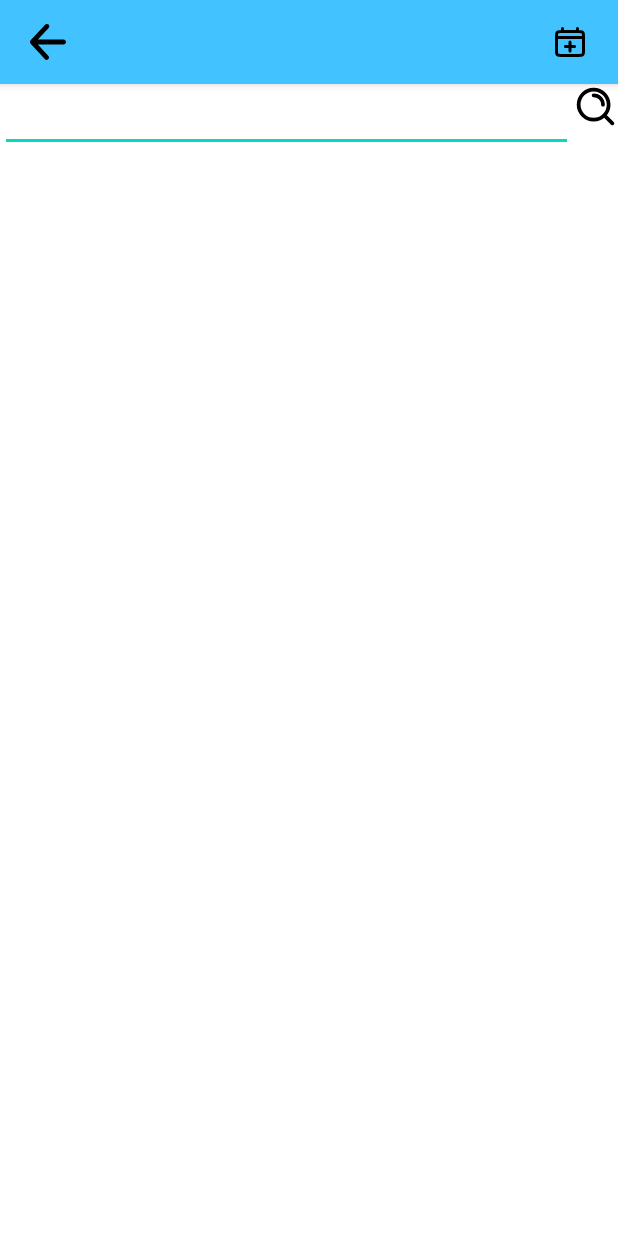
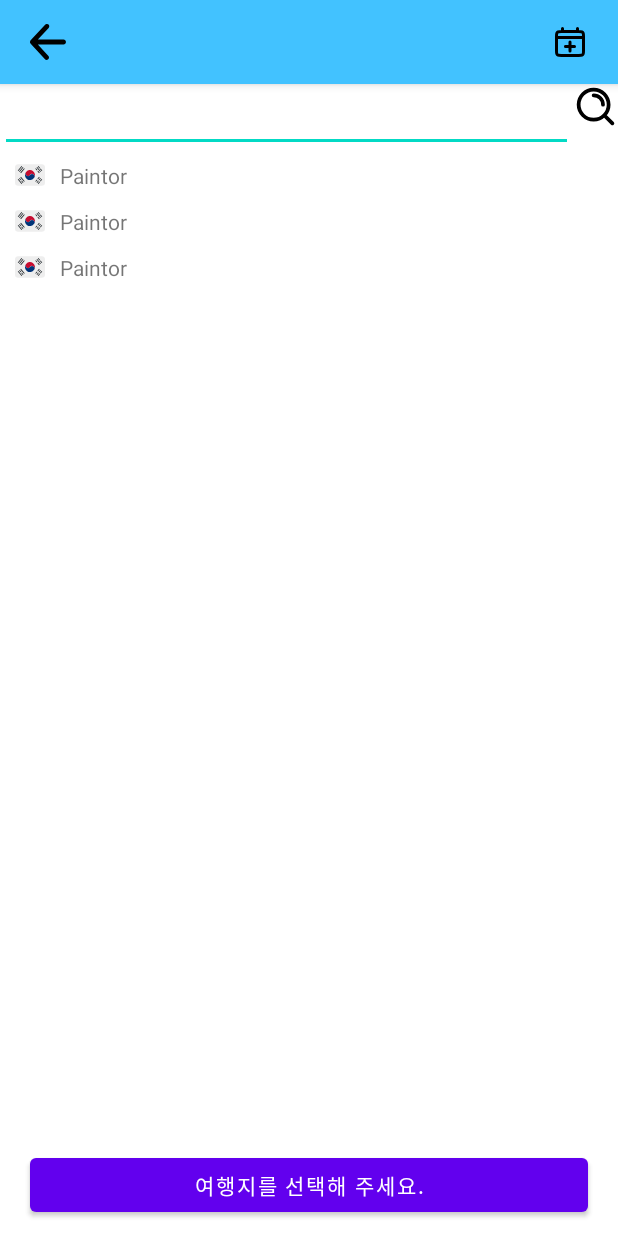
Before and after one commit to PAINTORS/Paintor-AOS, an Android app: the layout activity_search_location.xml on its own in the app's theme, with its tools: preview values and no code run, on a phone screen of 412 x 824 dp. Run offline under Robolectric (Android 15) with nearby library versions, the phone set to English and light mode, and no system bars.

Commit message:
[TripSchedule] #14 지역 검색
- ist 의 item에 긴 글자 생략기호로 보이게 하기

```diff
--- a/Paintor/app/src/main/java/com/jina/paintor/activity/CalendarActivity.kt
+++ b/Paintor/app/src/main/java/com/jina/paintor/activity/CalendarActivity.kt
@@ -45,7 +45,7 @@ class CalendarActivity : AppCompatActivity() {
 
 
         binding.includeToolbar.ivNewPlan.setOnClickListener {
-startActivity(Intent(this, SearchLocationActivity::class.java))
+            startActivity(Intent(this, SearchLocationActivity::class.java))
         }
 
         setCalendarView()
@@ -165,7 +165,6 @@ startActivity(Intent(this, SearchLocationActivity::class.java))
                     }
 
 
-
                     else -> {
                         resetViews(Color.BLACK)
                     }
--- a/Paintor/app/src/main/java/com/jina/paintor/activity/SearchLocationActivity.kt
+++ b/Paintor/app/src/main/java/com/jina/paintor/activity/SearchLocationActivity.kt
@@ -23,7 +23,8 @@ class SearchLocationActivity : AppCompatActivity() {
         super.onCreate(savedInstanceState)
         setContentView(binding.root)
         Places.initialize(applicationContext, getString(R.string.GOOGLE_API_KEY))
-
+        binding.includeToolbar.ivNewPlan.visibility = View.GONE
+        binding.includeToolbar.toolbarTitle = "여행지 검색"
         binding.rvLocation.apply {
             adapter = locationAdapter
             layoutManager = LinearLayoutManager(context)
--- a/Paintor/app/src/main/res/layout/activity_search_location.xml
+++ b/Paintor/app/src/main/res/layout/activity_search_location.xml
@@ -37,7 +37,19 @@
     <androidx.recyclerview.widget.RecyclerView
         android:id="@+id/rvLocation"
         android:layout_width="match_parent"
+        android:layout_height="0dp"
+        app:layout_constraintBottom_toTopOf="@+id/btnSelect"
+        app:layout_constraintTop_toBottomOf="@id/etLocation"
+        tools:listitem="@layout/item_search_location" />
+
+    <Button
+        android:id="@+id/btnSelect"
+        android:layout_width="match_parent"
         android:layout_height="wrap_content"
-        app:layout_constraintTop_toBottomOf="@id/etLocation" />
+        android:layout_marginLeft="20dp"
+        android:layout_marginRight="20dp"
+        android:layout_marginBottom="10dp"
+        android:text="여행지를 선택해 주세요."
+        app:layout_constraintBottom_toBottomOf="parent" />
 
 </androidx.constraintlayout.widget.ConstraintLayout>
--- a/Paintor/app/src/main/res/layout/item_search_location.xml
+++ b/Paintor/app/src/main/res/layout/item_search_location.xml
@@ -6,6 +6,7 @@
     android:layout_height="wrap_content"
     android:paddingLeft="10dp"
     android:paddingTop="5dp"
+    android:paddingRight="10dp"
     android:paddingBottom="5dp">
 
     <ImageView
@@ -19,9 +20,12 @@
 
     <TextView
         android:id="@+id/tvLocation"
-        android:layout_width="wrap_content"
+        android:layout_width="0dp"
         android:layout_height="wrap_content"
         android:layout_marginLeft="10dp"
+        android:lines="1"
+        android:ellipsize="end"
+        app:layout_constraintRight_toRightOf="parent"
         app:layout_constraintBottom_toBottomOf="parent"
         app:layout_constraintLeft_toRightOf="@id/ivFlag"
         app:layout_constraintTop_toTopOf="parent"
```
Also changed, not shown: Paintor/app/src/main/AndroidManifest.xml (+9 -6 lines). Lines whose indentation alone changed are shown as unchanged.
